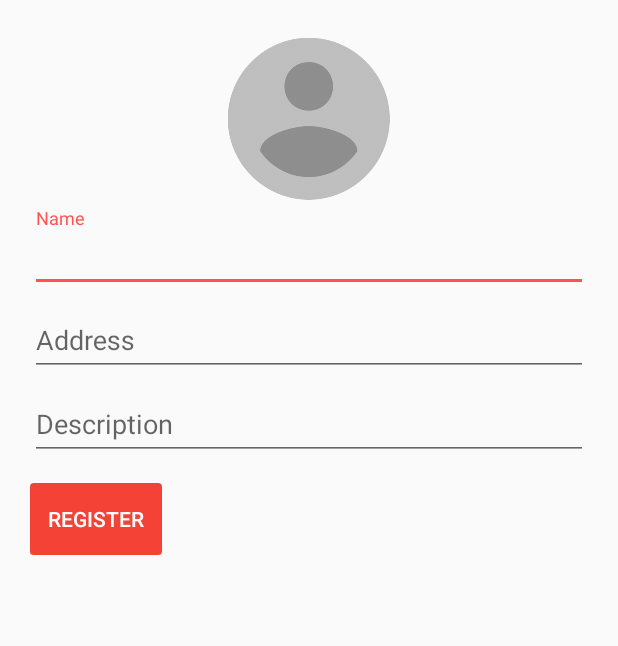
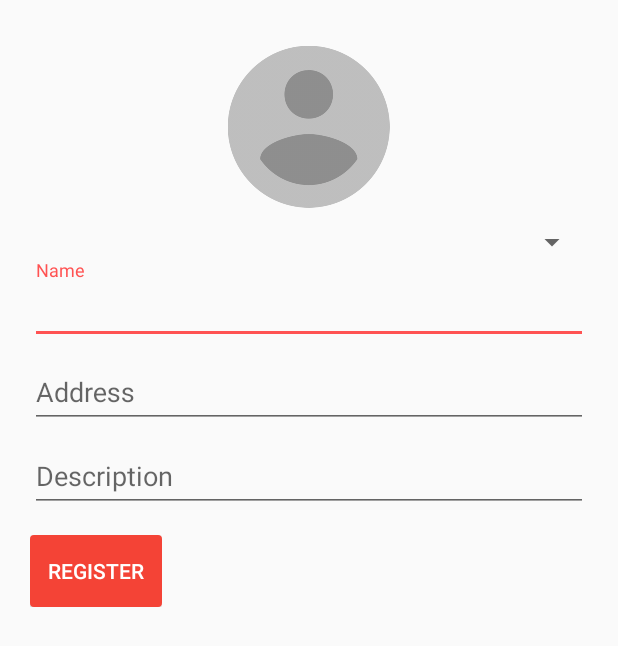
Before and after one commit to moisesaq/VisitSucre, an Android app: the layout fragment_register_place.xml on its own in the app's theme, with its tools: preview values and no code run, on a phone screen of 412 x 824 dp. Shown: the top 646 px of the screen. Run offline under Robolectric (Android 15) with nearby library versions, the phone set to English and light mode, and no system bars; plain views replace RippleView.

Commit message:
register place with category

```diff
--- a/app/src/main/res/layout/fragment_register_place.xml
+++ b/app/src/main/res/layout/fragment_register_place.xml
@@ -13,6 +13,7 @@
         android:layout_height="wrap_content"
         android:padding="@dimen/marginMinGlobal"
         android:layout_gravity="center_horizontal"
+        android:layout_margin="@dimen/marginMinGlobal"
         ripple:rv_type="simpleRipple"
         ripple:rv_zoom="true"
         ripple:rv_color="@color/colorPrimary">
@@ -23,6 +24,13 @@
             android:src="@mipmap/default_profile"/>
 
     </com.andexert.library.RippleView>
+
+    <Spinner
+        android:id="@+id/category"
+        android:layout_width="match_parent"
+        android:layout_height="wrap_content"
+        android:layout_gravity="center_horizontal"
+        android:textAlignment="center"/>
 
     <android.support.design.widget.TextInputLayout
         android:id="@+id/tilName"
```
